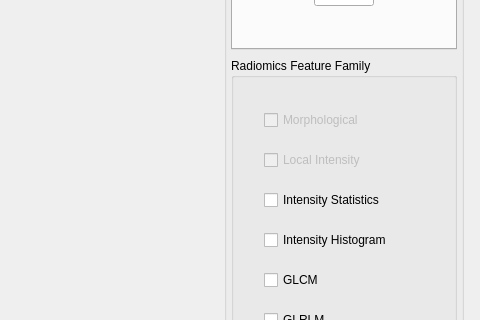
First picture: the form in platform/platform.ui, repository Jiwon-Hwang/Radiomics-Feature-Extraction, before the edit; both pictures show x 755 to 1235 and y 175 to 495 of the 1235 by 744 pixel window.
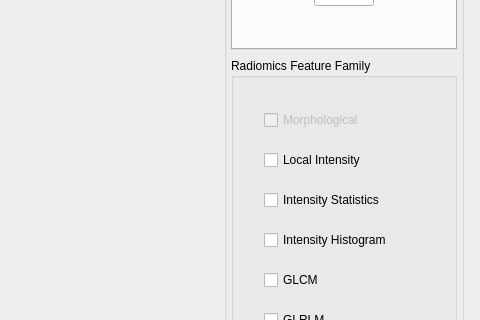
Second picture: the form after the edit. Icons and pictures are not drawn.

```diff
--- a/platform/platform.ui
+++ b/platform/platform.ui
@@ -458,7 +458,7 @@
               <item>
                <widget class="QCheckBox" name="checkBox_Intensity">
                 <property name="enabled">
-                 <bool>false</bool>
+                 <bool>true</bool>
                 </property>
                 <property name="focusPolicy">
                  <enum>Qt::NoFocus</enum>
```
